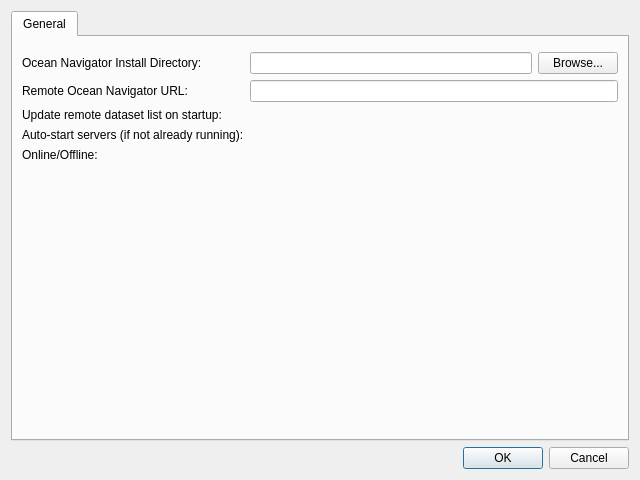
First picture: the form in Config_Tool/dialogpreferences.ui, repository DFO-Ocean-Navigator/Navigator2Go, before the edit.
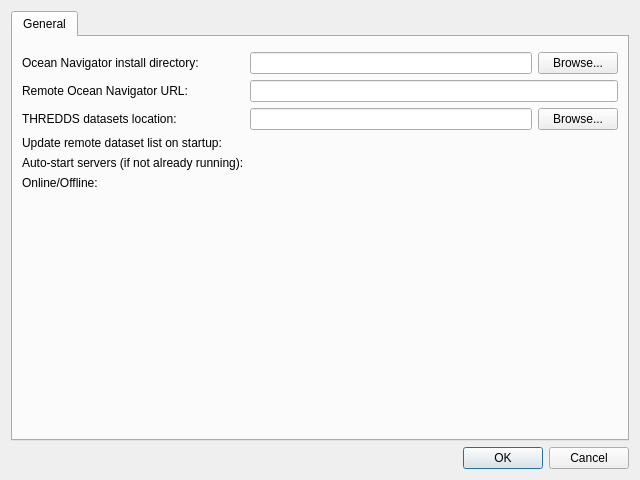
Second picture: the form after the edit. Custom widgets are drawn as their Qt base class.

Commit message:
Added setting for THREDDS data location.
* Minor changes.

What changed in the file:
```diff
--- a/Config_Tool/dialogpreferences.ui
+++ b/Config_Tool/dialogpreferences.ui
@@ -50,7 +50,7 @@
          <item row="1" column="0">
           <widget class="QLabel" name="label">
            <property name="text">
-            <string>Ocean Navigator Install Directory:</string>
+            <string>Ocean Navigator install directory:</string>
            </property>
           </widget>
          </item>
@@ -75,34 +75,34 @@
            </item>
           </layout>
          </item>
-         <item row="3" column="0">
+         <item row="4" column="0">
           <widget class="QLabel" name="label_2">
            <property name="text">
             <string>Update remote dataset list on startup:</string>
            </property>
           </widget>
          </item>
-         <item row="4" column="0">
+         <item row="5" column="0">
           <widget class="QLabel" name="label_3">
            <property name="text">
             <string>Auto-start servers (if not already running):</string>
            </property>
           </widget>
          </item>
-         <item row="3" column="1">
-          <widget class="SwitchWidget" name="switchUpdateDoryDatasetsOnStart" native="true"/>
-         </item>
          <item row="4" column="1">
+          <widget class="SwitchWidget" name="switchUpdateDoryDatasetsOnStart" native="true"/>
+         </item>
+         <item row="5" column="1">
           <widget class="SwitchWidget" name="switchAutoStartServers" native="true"/>
          </item>
-         <item row="5" column="0">
+         <item row="6" column="0">
           <widget class="QLabel" name="label_4">
            <property name="text">
             <string>Online/Offline:</string>
            </property>
           </widget>
          </item>
-         <item row="5" column="1">
+         <item row="6" column="1">
           <widget class="SwitchWidget" name="switchOnlineOffline" native="true"/>
          </item>
          <item row="2" column="0">
@@ -122,6 +122,31 @@
            </property>
           </widget>
          </item>
+         <item row="3" column="0">
+          <widget class="QLabel" name="label_6">
+           <property name="text">
+            <string>THREDDS datasets location:</string>
+           </property>
+          </widget>
+         </item>
+         <item row="3" column="1">
+          <layout class="QHBoxLayout" name="horizontalLayout_2">
+           <item>
+            <widget class="QLineEdit" name="lineEditTHREDDSDataLocation">
+             <property name="readOnly">
+              <bool>true</bool>
+             </property>
+            </widget>
+           </item>
+           <item>
+            <widget class="QPushButton" name="pushButtonBroweseTHREDDS">
+             <property name="text">
+              <string>Browse...</string>
+             </property>
+            </widget>
+           </item>
+          </layout>
+         </item>
         </layout>
        </widget>
       </widget>
```
The commit also changes 13 other files.
